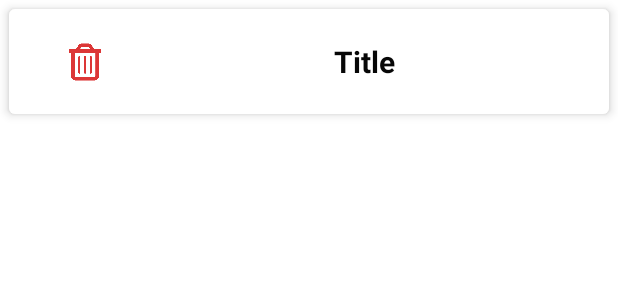
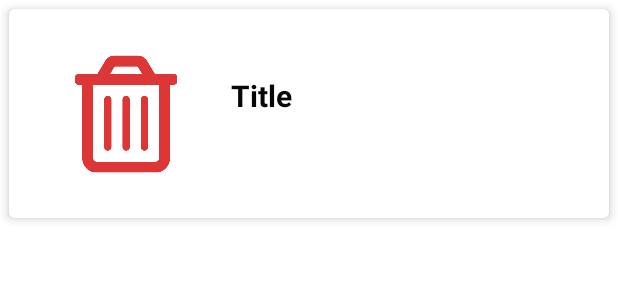
Before and after one commit to alansun25/Pantry-Palette, an Android app: the layout recipe_result.xml on its own in the app's theme, with its tools: preview values and no code run, on a phone screen of 412 x 824 dp. Shown: the top 300 px of the screen. Run offline under Robolectric (Android 15) with nearby library versions, the phone set to English and light mode, and no system bars.

Commit message:
Designed recipe list item; trying to figure out list view

```diff
--- a/app/build.gradle
+++ b/app/build.gradle
@@ -39,6 +39,9 @@ dependencies {
     implementation 'com.google.code.gson:gson:2.8.9'
     implementation 'com.squareup.retrofit2:converter-gson:2.4.0'
 
+    implementation 'com.github.bumptech.glide:glide:4.13.0'
+    annotationProcessor 'com.github.bumptech.glide:compiler:4.13.0'
+
     implementation 'androidx.core:core-ktx:1.7.0'
     implementation 'androidx.appcompat:appcompat:1.4.1'
     implementation 'com.google.android.material:material:1.5.0'
--- a/app/src/main/java/com/example/pantrypalette/RecipeResult.kt
+++ /dev/null
@@ -1,5 +0,0 @@
-package com.example.pantrypalette
-
-data class RecipeResult(
-    val title: String
-)
--- a/app/src/main/java/com/example/pantrypalette/adapters/IngredientAdapter.kt
+++ b/app/src/main/java/com/example/pantrypalette/adapters/IngredientAdapter.kt
@@ -12,7 +12,7 @@ import com.example.pantrypalette.touch.IngredientTouchHelperCallback
 import com.example.pantrypalette.databinding.IngredientBinding
 
 class IngredientAdapter(var context: Context) :
-    ListAdapter<Ingredient, IngredientAdapter.ViewHolder>(DiffCallback()),
+    ListAdapter<Ingredient, IngredientAdapter.ViewHolder>(IngredientDiffCallback()),
     IngredientTouchHelperCallback {
 
     val selectedIngredients = mutableListOf<Ingredient>()
@@ -56,7 +56,7 @@ class IngredientAdapter(var context: Context) :
     }
 }
 
-class DiffCallback : DiffUtil.ItemCallback<Ingredient>() {
+class IngredientDiffCallback : DiffUtil.ItemCallback<Ingredient>() {
     override fun areItemsTheSame(oldItem: Ingredient, newItem: Ingredient): Boolean {
         return oldItem.name == newItem.name
     }
--- a/app/src/main/res/drawable/custom_button.xml
+++ b/app/src/main/res/drawable/custom_button.xml
@@ -3,6 +3,6 @@
     android:shape="rectangle">
 
     <solid android:color="@color/white"/>
-    <corners android:radius="100dp"/>
+    <corners android:radius="8dp"/>
 
 </shape>
--- a/app/src/main/res/layout/activity_recipe_list.xml
+++ b/app/src/main/res/layout/activity_recipe_list.xml
@@ -6,6 +6,12 @@
     android:layout_height="match_parent"
     android:fitsSystemWindows="true"
     tools:context=".RecipeListActivity">
+
+    <TextView
+        android:id="@+id/test"
+        android:layout_width="wrap_content"
+        android:layout_height="wrap_content"
+        android:text="Test"/>
 
     <androidx.recyclerview.widget.RecyclerView
         android:id="@+id/recyclerRecipes"
--- a/app/src/main/res/layout/reciperesult.xml
+++ b/app/src/main/res/layout/recipe_result.xml
@@ -2,7 +2,6 @@
 <androidx.cardview.widget.CardView xmlns:android="http://schemas.android.com/apk/res/android"
     xmlns:card_view="http://schemas.android.com/apk/res-auto"
     xmlns:tools="http://schemas.android.com/tools"
-    android:id="@+id/cardView"
     android:layout_width="match_parent"
     android:layout_height="wrap_content"
     android:layout_margin="6dp"
@@ -11,15 +10,14 @@
     card_view:cardElevation="4dp">
 
     <androidx.constraintlayout.widget.ConstraintLayout
-        android:id="@+id/recipeRes"
         android:layout_width="match_parent"
-        android:layout_height="70dp"
+        android:layout_height="139dp"
         android:background="#FFFFFF">
 
         <ImageView
             android:id="@+id/recipeImg"
-            android:layout_width="45dp"
-            android:layout_height="45dp"
+            android:layout_width="100dp"
+            android:layout_height="100dp"
             android:layout_marginStart="28dp"
             android:backgroundTint="#00FF3030"
             android:padding="10dp"
@@ -31,16 +29,21 @@
 
         <TextView
             android:id="@+id/recipeTitle"
-            android:layout_width="wrap_content"
+            android:layout_width="0dp"
             android:layout_height="wrap_content"
+            android:layout_marginStart="20dp"
+            android:layout_marginEnd="20dp"
+            android:maxLines="2"
             android:text="Title"
             android:textColor="#070707"
             android:textSize="20sp"
             android:textStyle="bold"
             card_view:layout_constraintBottom_toBottomOf="parent"
             card_view:layout_constraintEnd_toEndOf="parent"
+            card_view:layout_constraintHorizontal_bias="1.0"
             card_view:layout_constraintStart_toEndOf="@+id/recipeImg"
-            card_view:layout_constraintTop_toTopOf="parent" />
+            card_view:layout_constraintTop_toTopOf="parent"
+            card_view:layout_constraintVertical_bias="0.392" />
 
     </androidx.constraintlayout.widget.ConstraintLayout>
 
```
Also changed, not shown: app/src/main/java/com/example/pantrypalette/CustomRecipeList.kt (added, +66 -0 lines), app/src/main/java/com/example/pantrypalette/RecipeListActivity.kt (+10 -20 lines), app/src/main/java/com/example/pantrypalette/adapters/RecipeAdapter.kt (+33 -18 lines).
